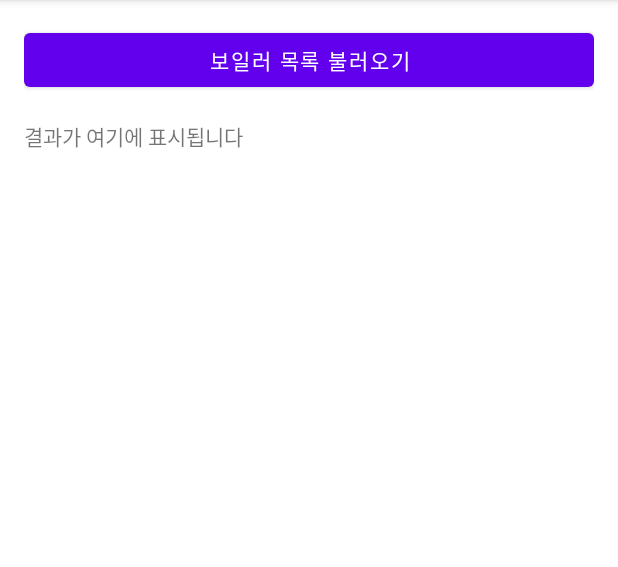
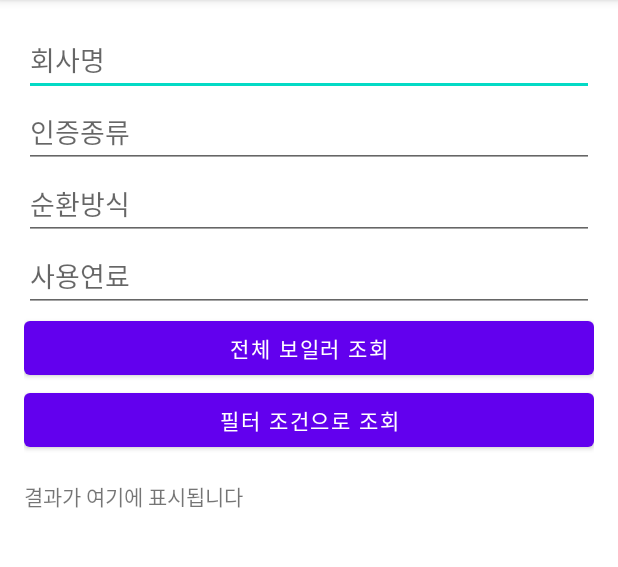
Before and after one commit to ttasoom-ssafy-13th/ttasoom-fe, an Android app: the BoilerTestActivity screen opened directly, with no data from a screen before it, on a phone screen of 412 x 824 dp, the part 84-651 px from its top. Run offline under Robolectric (Android 15) with nearby library versions, the phone set to English and light mode, and no system bars; our stand-ins replace Dagger/Hilt's generated code.

Commit message:
feat: 보일러 데이터 필터링 조회

```diff
--- a/domain/src/main/java/com/ssafy/domain/boiler/repository/BoilerRepository.kt
+++ b/domain/src/main/java/com/ssafy/domain/boiler/repository/BoilerRepository.kt
@@ -4,4 +4,10 @@ import com.ssafy.domain.boiler.model.Boiler
 
 interface BoilerRepository {
     suspend fun getBoilerList(): Result<List<Boiler>>
+    suspend fun getFilterBoilerList(
+        companyName: String?,
+        certificationType: String?, // 인증 종류
+        circulationType: String?, // 순환 바식
+        fuelType: String?, // 사용 연료
+    ) : Result<List<Boiler>>
 }
--- a/feature/src/main/res/layout/activity_boiler_test.xml
+++ b/feature/src/main/res/layout/activity_boiler_test.xml
@@ -1,17 +1,54 @@
 <?xml version="1.0" encoding="utf-8"?>
-<LinearLayout
-    xmlns:android="http://schemas.android.com/apk/res/android"
+<ScrollView xmlns:android="http://schemas.android.com/apk/res/android"
     android:layout_width="match_parent"
     android:layout_height="match_parent"
-    android:orientation="vertical"
     android:padding="16dp">
 
+    <LinearLayout
+        android:orientation="vertical"
+        android:layout_width="match_parent"
+        android:layout_height="wrap_content">
+
+        <!-- 필터 조건 입력 -->
+        <EditText
+            android:id="@+id/etCompanyName"
+            android:layout_width="match_parent"
+            android:layout_height="wrap_content"
+            android:hint="회사명" />
+
+        <EditText
+            android:id="@+id/etCertificationType"
+            android:layout_width="match_parent"
+            android:layout_height="wrap_content"
+            android:hint="인증종류" />
+
+        <EditText
+            android:id="@+id/etCirculationType"
+            android:layout_width="match_parent"
+            android:layout_height="wrap_content"
+            android:hint="순환방식" />
+
+        <EditText
+            android:id="@+id/etFuelType"
+            android:layout_width="match_parent"
+            android:layout_height="wrap_content"
+            android:hint="사용연료" />
+
+        <!-- 전체 조회 버튼 -->
         <Button
             android:id="@+id/button"
             android:layout_width="match_parent"
             android:layout_height="wrap_content"
-        android:text="보일러 목록 불러오기" />
+            android:text="전체 보일러 조회" />
 
+        <!-- 필터 조회 버튼 -->
+        <Button
+            android:id="@+id/filterButton"
+            android:layout_width="match_parent"
+            android:layout_height="wrap_content"
+            android:text="필터 조건으로 조회" />
+
+        <!-- 결과 출력 -->
         <TextView
             android:id="@+id/textView"
             android:layout_width="match_parent"
@@ -19,3 +56,4 @@
             android:text="결과가 여기에 표시됩니다"
             android:paddingTop="16dp" />
     </LinearLayout>
+</ScrollView>
```
Also changed, not shown: data/src/main/java/com/ssafy/data/boiler/provider/BoilerApiService.kt (+8 -2 lines), data/src/main/java/com/ssafy/data/boiler/provider/BoilerRemoteDataSource.kt (+6 -1 lines), data/src/main/java/com/ssafy/data/boiler/provider/BoilerRemoteDataSourceImpl.kt (+10 -3 lines), data/src/main/java/com/ssafy/data/boiler/provider/FakeBoilerRemoteDataSourceImpl.kt (+19 -5 lines), data/src/main/java/com/ssafy/data/boiler/repository/BoilerRepositoryImpl.kt (+19 -0 lines), di/src/main/java/com/ssafy/di/BoilerModule.kt (+8 -3 lines), domain/src/main/java/com/ssafy/domain/boiler/usecase/GetFilterBoilerListUseCase.kt (added, +18 -0 lines), feature/src/main/java/com/ssafy/feature/boiler/ui/BoilerTestActivity.kt (+15 -0 lines), feature/src/main/java/com/ssafy/feature/boiler/viewmodel/BoilerViewModel.kt (+17 -1 lines). Lines whose indentation alone changed are shown as unchanged.
